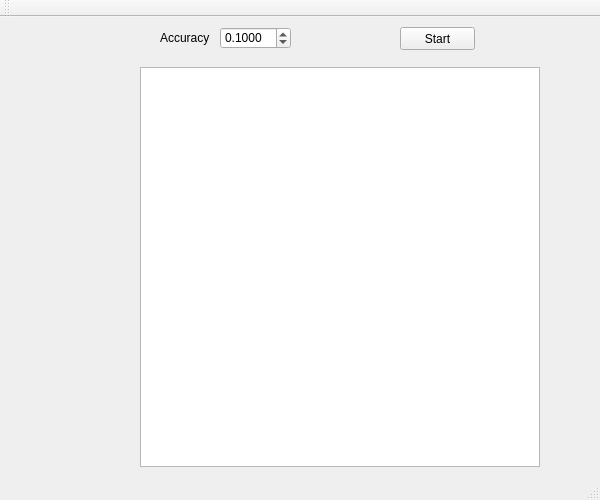
Above: mainwindow.ui from msis/bubbibex before the change. Below: the same form after it.
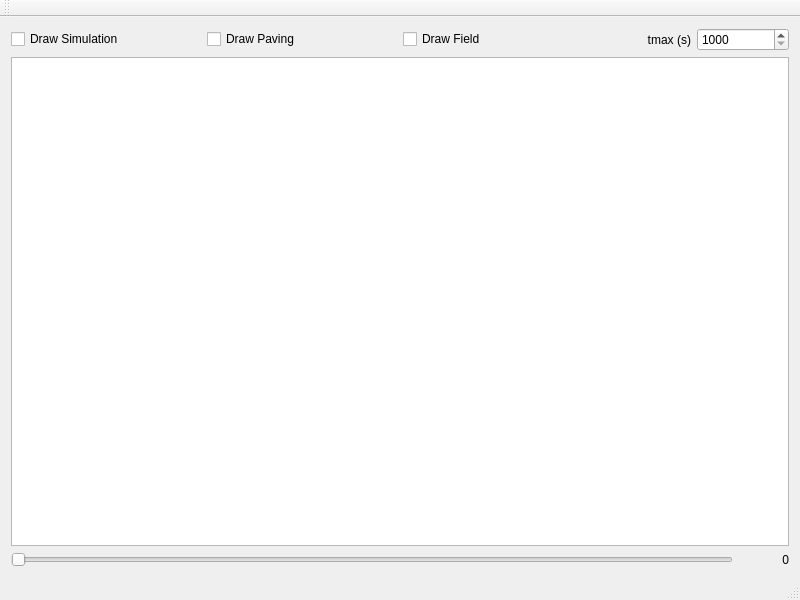
That is the form after the change.

Commit message: Interface Création d'interface: checkBox, Barre de temps, réglage du tmax Récupération des evenements liés aux composants Créattion du canevas de la fonction de dessin, pour les trois dessins à réaliser

Diff of the .ui file:
```diff
--- a/mainwindow.ui
+++ b/mainwindow.ui
@@ -6,77 +6,69 @@
    <rect>
     <x>0</x>
     <y>0</y>
-    <width>600</width>
-    <height>500</height>
+    <width>800</width>
+    <height>600</height>
    </rect>
   </property>
   <property name="windowTitle">
    <string>MainWindow</string>
   </property>
   <widget class="QWidget" name="centralWidget">
-   <widget class="QPushButton" name="ButtonStart">
-    <property name="geometry">
-     <rect>
-      <x>400</x>
-      <y>10</y>
-      <width>75</width>
-      <height>23</height>
-     </rect>
-    </property>
+   <layout class="QGridLayout" name="gridLayout">
+    <item row="0" column="0">
+     <layout class="QHBoxLayout" name="horizontalLayout_3">
+      <item>
+       <widget class="QCheckBox" name="buttonSimu">
+        <property name="text">
+         <string>Draw Simulation</string>
+        </property>
+       </widget>
+      </item>
+      <item>
+       <widget class="QCheckBox" name="buttonPaving">
     <property name="text">
-     <string>Start</string>
-    </property>
-   </widget>
-   <widget class="QDoubleSpinBox" name="EpsilonSpinBox">
-    <property name="geometry">
-     <rect>
-      <x>220</x>
-      <y>10</y>
-      <width>71</width>
-      <height>22</height>
-     </rect>
-    </property>
-    <property name="locale">
-     <locale language="English" country="UnitedStates"/>
-    </property>
-    <property name="decimals">
-     <number>4</number>
-    </property>
+         <string>Draw Paving</string>
+        </property>
+       </widget>
+      </item>
+      <item>
+       <widget class="QCheckBox" name="buttonField">
+        <property name="text">
+         <string>Draw Field</string>
+        </property>
+       </widget>
+      </item>
+      <item>
+       <layout class="QHBoxLayout" name="horizontalLayout">
+        <item>
+         <widget class="QLabel" name="label">
+          <property name="text">
+           <string>tmax (s)</string>
+          </property>
+          <property name="alignment">
+           <set>Qt::AlignRight|Qt::AlignTrailing|Qt::AlignVCenter</set>
+          </property>
+         </widget>
+        </item>
+        <item>
+         <widget class="QSpinBox" name="tmaxField">
     <property name="minimum">
-     <double>0.010000000000000</double>
+           <number>1000</number>
     </property>
     <property name="maximum">
-     <double>1.000000000000000</double>
+           <number>10000</number>
     </property>
     <property name="singleStep">
-     <double>0.100000000000000</double>
-    </property>
-    <property name="value">
-     <double>0.100000000000000</double>
-    </property>
-   </widget>
-   <widget class="QLabel" name="label_Epsilon">
-    <property name="geometry">
-     <rect>
-      <x>160</x>
-      <y>10</y>
-      <width>61</width>
-      <height>21</height>
-     </rect>
-    </property>
-    <property name="text">
-     <string>Accuracy</string>
-    </property>
-   </widget>
+           <number>1000</number>
+          </property>
+         </widget>
+        </item>
+       </layout>
+      </item>
+     </layout>
+    </item>
+    <item row="1" column="0">
    <widget class="QGraphicsView" name="graphicsView">
-    <property name="geometry">
-     <rect>
-      <x>140</x>
-      <y>50</y>
-      <width>400</width>
-      <height>400</height>
-     </rect>
-    </property>
     <property name="verticalScrollBarPolicy">
      <enum>Qt::ScrollBarAlwaysOff</enum>
     </property>
@@ -84,6 +76,41 @@
      <enum>Qt::ScrollBarAlwaysOff</enum>
     </property>
    </widget>
+    </item>
+    <item row="2" column="0">
+     <layout class="QHBoxLayout" name="horizontalLayout_2">
+      <item>
+       <widget class="QSlider" name="timeBar">
+        <property name="orientation">
+         <enum>Qt::Horizontal</enum>
+        </property>
+       </widget>
+      </item>
+      <item>
+       <widget class="QLabel" name="curTime">
+        <property name="minimumSize">
+         <size>
+          <width>50</width>
+          <height>0</height>
+         </size>
+        </property>
+        <property name="maximumSize">
+         <size>
+          <width>100</width>
+          <height>16777215</height>
+         </size>
+        </property>
+        <property name="text">
+         <string>0</string>
+        </property>
+        <property name="alignment">
+         <set>Qt::AlignRight|Qt::AlignTrailing|Qt::AlignVCenter</set>
+        </property>
+       </widget>
+      </item>
+     </layout>
+    </item>
+   </layout>
   </widget>
   <widget class="QMenuBar" name="menuBar">
    <property name="geometry">
```
Left out of the diff: 4 changed lines with no effect on the pictures. Lines whose indentation alone changed are shown as unchanged. The commit also changes 2 other files.
